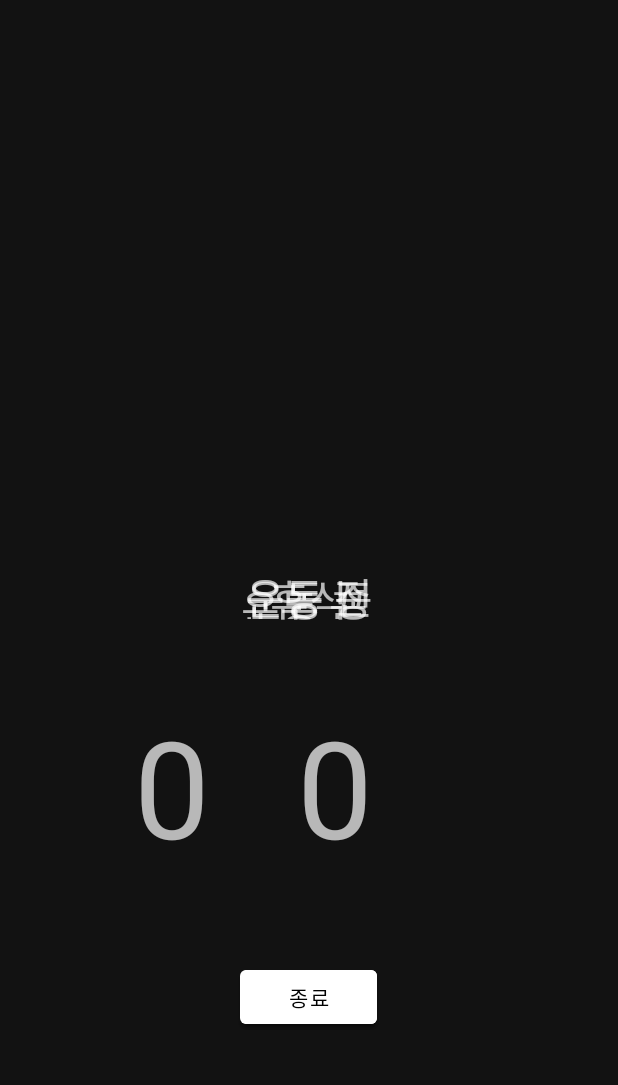
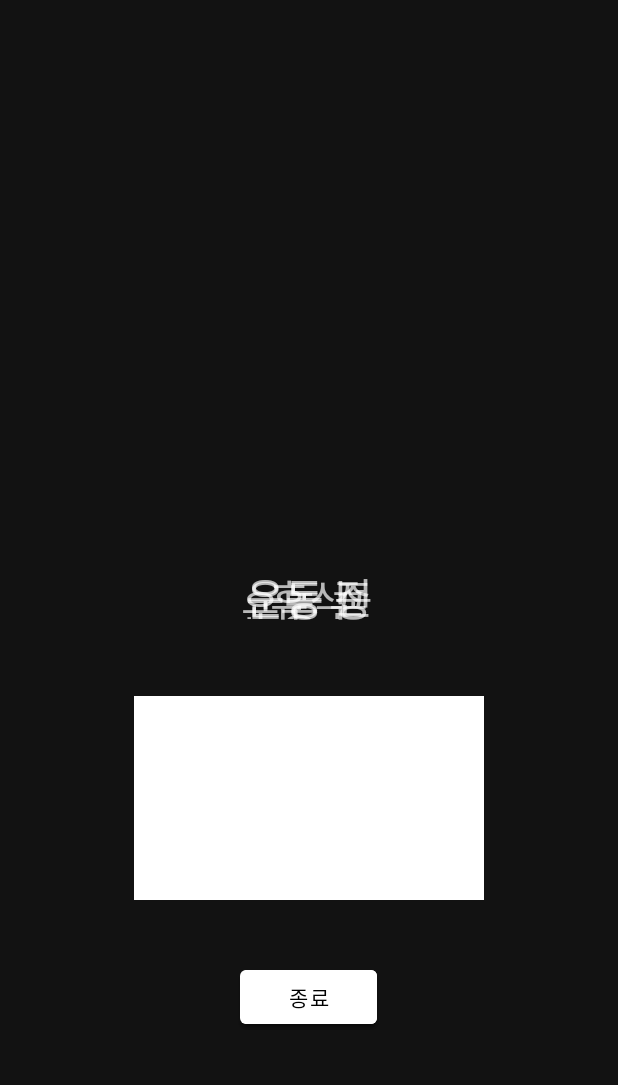
Before and after one commit to excodaw/Android-Project, an Android app: the fragment RoutineRunFragment shown on its own in the app's theme, on a phone screen of 412 x 824 dp, the part 62-1147 px from its top. Run offline under Robolectric (Android 15) with nearby library versions, the phone set to English and light mode, and no system bars.

Commit message:
이미지화면

```diff
--- a/app/src/main/res/layout/fragment_routine_run.xml
+++ b/app/src/main/res/layout/fragment_routine_run.xml
@@ -59,6 +59,7 @@
         android:layout_height="136dp"
         android:layout_marginBottom="4dp"
         android:orientation="horizontal"
+        android:background="#FFFFFF"
         app:layout_constraintBottom_toBottomOf="parent"
         app:layout_constraintEnd_toEndOf="parent"
         app:layout_constraintStart_toStartOf="parent"
@@ -67,19 +68,25 @@
 
         <TextView
             android:id="@+id/set_num"
-            android:layout_width="78dp"
+            android:layout_width="wrap_content"
             android:layout_height="match_parent"
             android:layout_weight="1"
+            android:layout_gravity="center"
+            android:textAlignment="center"
+            android:gravity="center"
             android:text="@string/num_set"
-            android:textSize="90sp" />
+            android:textSize="50sp" />
 
         <TextView
             android:id="@+id/num_per_set"
-            android:layout_width="94dp"
+            android:layout_width="wrap_content"
             android:layout_height="match_parent"
             android:layout_weight="1"
+            android:layout_gravity="right"
+            android:textAlignment="center"
+            android:gravity="center"
             android:text="@string/per_num"
-            android:textSize="90sp" />
+            android:textSize="50sp" />
 
     </LinearLayout>
 
```
